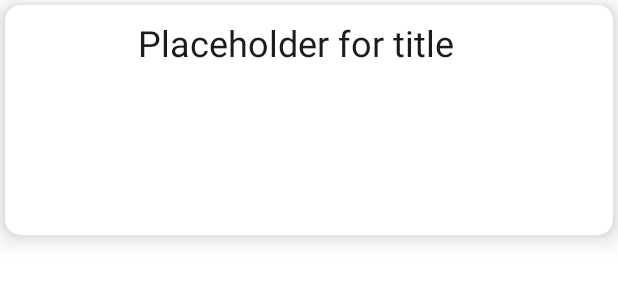
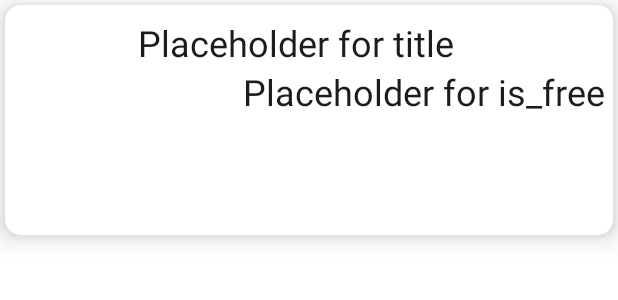
Before and after one commit to Toni-MC/MDP-FinalProject, an Android app: the layout item.xml on its own in the app's theme, with its tools: preview values and no code run, on a phone screen of 412 x 824 dp. Shown: the top 300 px of the screen. Run offline under Robolectric (Android 15) with nearby library versions, the phone set to English and light mode, and no system bars.

Commit message:
free info in list

```diff
--- a/mdp_events_app/app/src/main/java/dte/masteriot/mdp/mdp_events_app/model/Dataset.java
+++ b/mdp_events_app/app/src/main/java/dte/masteriot/mdp/mdp_events_app/model/Dataset.java
@@ -181,7 +181,7 @@ public class Dataset {
 
     public int getPositionOfKey(Long searchedkey) {
         // Look for the position of the Item with key = searchedkey.
-        int position = listofitems.indexOf(new Item("placeholder", "placeholder", "placeholder", "placeholder",0, null, null, null, null, null, null, null, null, searchedkey));
+        int position = listofitems.indexOf(new Item("placeholder", "placeholder", "placeholder", "placeholder",0, "placeholder", "placeholder", "placeholder", "placeholder", "placeholder", "placeholder", "placeholder", null, searchedkey));
         return position;
     }
 
--- a/mdp_events_app/app/src/main/res/layout/item.xml
+++ b/mdp_events_app/app/src/main/res/layout/item.xml
@@ -24,7 +24,7 @@
 
         <LinearLayout
             android:layout_width="match_parent"
-            android:layout_height="wrap_content"
+            android:layout_height="130dp"
             android:layout_margin="5dp"
             android:orientation="vertical">
 
@@ -36,6 +36,15 @@
                 android:singleLine="false"
                 android:text="Placeholder for title" />
 
+            <TextView
+                android:id="@+id/is_free"
+                style="@style/Base.TextAppearance.AppCompat.Headline"
+                android:layout_width="wrap_content"
+                android:layout_height="wrap_content"
+                android:text="Placeholder for is_free"
+                android:layout_gravity="right"
+                android:layout_marginBottom="10dp"/>
+
         </LinearLayout>
 
     </LinearLayout>
```
Also changed, not shown: mdp_events_app/app/src/main/java/dte/masteriot/mdp/mdp_events_app/adapter/MyViewHolder.java (+9 -0 lines).
